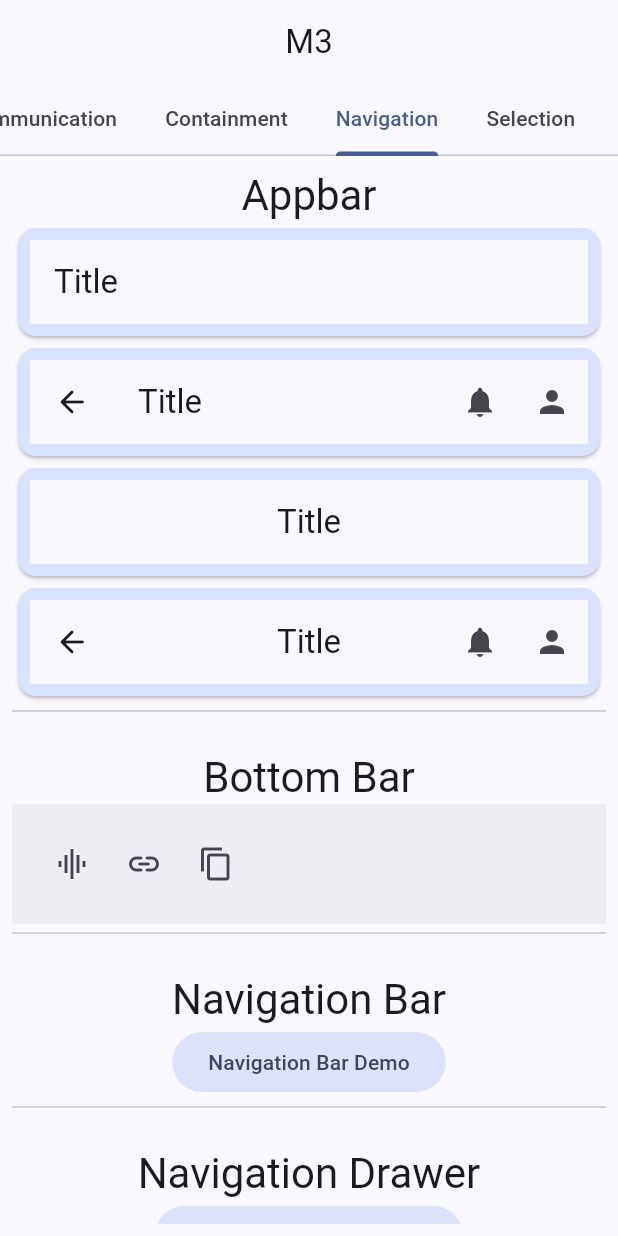
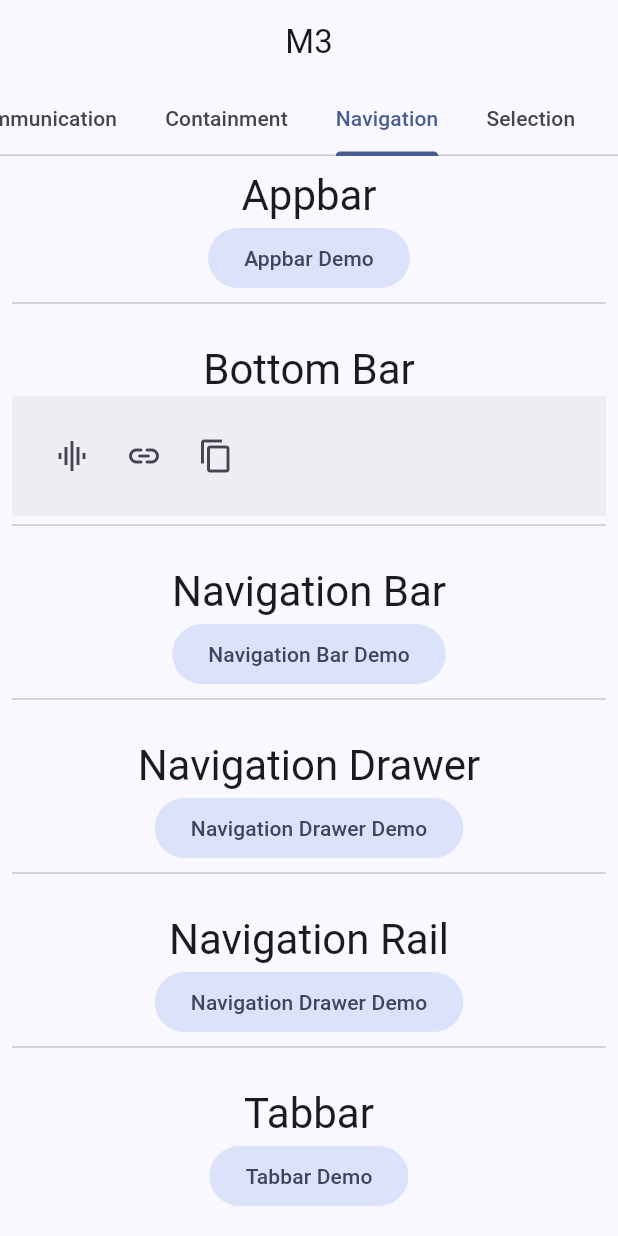
Before and after one commit to VrushankBardolia/material3_widgets, a Flutter app: the screen it shows after launch, tab 4 chosen, on a phone screen of 412 x 824 dp. Run offline on Flutter 3.47's test engine with Material 2 defaults, Android fonts, the phone set to English and light mode, and no system bars.

Commit message:
Appbar widget gets separate screen

```diff
--- a/lib/screens/navigation.dart
+++ b/lib/screens/navigation.dart
@@ -1,4 +1,5 @@
 import 'package:flutter/material.dart';
+import 'package:m3_widgets/widgets/appbar.dart';
 import 'package:m3_widgets/widgets/tabbar.dart';
 import '../widgets/drawer.dart';
 import '../widgets/navigationRail.dart';
@@ -18,53 +19,11 @@
               // ======================================
               Text('Appbar', style: Theme.of(context).textTheme.headlineMedium),
 
-              Card(
-                color: Theme.of(context).colorScheme.primaryContainer,
-                child: Padding(
-                  padding: const EdgeInsets.all(8.0),
-                  child: AppBar(
-                    title: Text('Title'),
-                  ),
-                ),
-              ),
-              Card(
-                color: Theme.of(context).colorScheme.primaryContainer,
-                child: Padding(
-                  padding: const EdgeInsets.all(8.0),
-                  child: AppBar(
-                    leading: IconButton(onPressed: (){}, icon: Icon(Icons.arrow_back_rounded)),
-                    title: Text('Title'),
-                    actions: [
-                      IconButton(onPressed: (){}, icon: Icon(Icons. notifications)),
-                      IconButton(onPressed: (){}, icon: Icon(Icons.person)),
-                    ],
-                  ),
-                ),
-              ),
-              Card(
-                color: Theme.of(context).colorScheme.primaryContainer,
-                child: Padding(
-                  padding: const EdgeInsets.all(8.0),
-                  child: AppBar(
-                    centerTitle: true,
-                    title: Text('Title'),
-                  ),
-                ),
-              ),
-              Card(
-                color: Theme.of(context).colorScheme.primaryContainer,
-                child: Padding(
-                  padding: const EdgeInsets.all(8.0),
-                  child: AppBar(
-                    centerTitle: true,
-                    title: Text('Title'),
-                    leading: IconButton(onPressed: (){}, icon: Icon(Icons.arrow_back_rounded)),
-                    actions: [
-                      IconButton(onPressed: (){}, icon: Icon(Icons. notifications)),
-                      IconButton(onPressed: (){}, icon: Icon(Icons.person)),
-                    ],
-                  ),
-                ),
+              FilledButton.tonal(
+                child: const Text('Appbar Demo'),
+                onPressed: (){
+                  Navigator.push(context, MaterialPageRoute(builder: (context) => const AppbarDemo()));
+                },
               ),
 
               const Divider(height: 12),
```
Also changed, not shown: lib/widgets/appbar.dart (added, +51 -0 lines).
